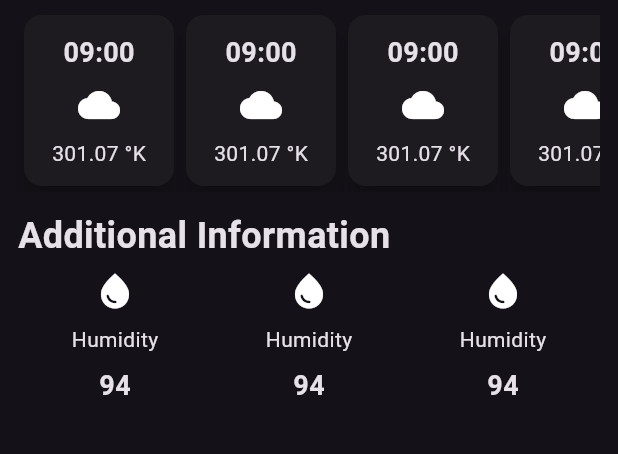
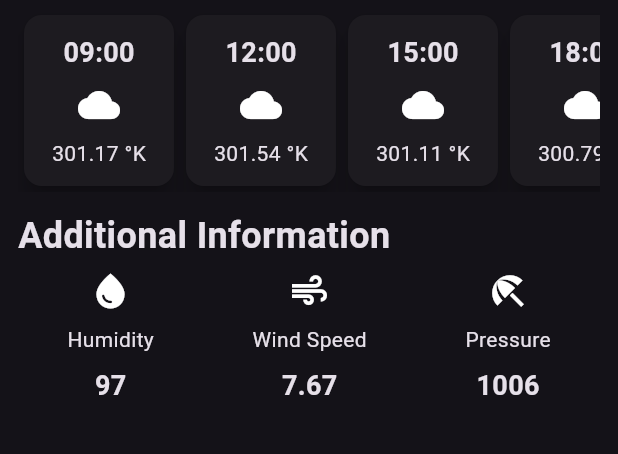
Before and after one commit to avadhksapariya/weather-app, a Flutter app: the screen it shows after launch, on a phone screen of 412 x 824 dp, the part 459-913 px from its top. Run offline on Flutter 3.47's test engine with Material 3 defaults, Android fonts, the phone set to English and light mode, and no system bars.

Commit message:
Improvements in both custom widgets.

```diff
--- a/lib/custom_info_card.dart
+++ /dev/null
@@ -1,24 +0,0 @@
-import 'package:flutter/material.dart';
-
-class OtherInfoCard extends StatelessWidget {
-  const OtherInfoCard({
-    super.key,
-  });
-
-  @override
-  Widget build(BuildContext context) {
-    return const Column(
-      children: [
-        Icon(Icons.water_drop, size: 28,),
-        SizedBox(
-          height: 8,
-        ),
-        Text('Humidity'),
-        SizedBox(
-          height: 8,
-        ),
-        Text('94', style: TextStyle(fontSize: 18, fontWeight: FontWeight.bold),),
-      ],
-    );
-  }
-}
--- /dev/null
+++ b/lib/customs/custom_info_card.dart
@@ -0,0 +1,31 @@
+import 'package:flutter/material.dart';
+
+class OtherInfoCard extends StatelessWidget {
+  const OtherInfoCard({
+    super.key,
+    required this.icon,
+    required this.label,
+    required this.value
+  });
+
+  final IconData icon;
+  final String label;
+  final String value;
+
+  @override
+  Widget build(BuildContext context) {
+    return Column(
+      children: [
+        Icon(icon, size: 28,),
+        const SizedBox(
+          height: 8,
+        ),
+        Text(label),
+        const SizedBox(
+          height: 8,
+        ),
+        Text(value, style: const TextStyle(fontSize: 18, fontWeight: FontWeight.bold),),
+      ],
+    );
+  }
+}
--- a/lib/custom_weather_card.dart
+++ b/lib/customs/custom_weather_card.dart
@@ -1,7 +1,11 @@
 import 'package:flutter/material.dart';
 
 class HourlyForecastCard extends StatelessWidget {
-  const HourlyForecastCard({super.key});
+  const HourlyForecastCard({super.key, required this.time, required this.icon, required this.temperature});
+
+  final String time;
+  final IconData icon;
+  final String temperature;
 
   @override
   Widget build(BuildContext context) {
@@ -13,17 +17,17 @@ class HourlyForecastCard extends StatelessWidget {
         decoration: BoxDecoration(
           borderRadius: BorderRadius.circular(12),
         ),
-        child: const Column(
+        child: Column(
           children: [
-            Text('09:00', style: TextStyle(fontSize: 18, fontWeight: FontWeight.bold),),
-            SizedBox(
+            Text(time, style: const TextStyle(fontSize: 18, fontWeight: FontWeight.bold),),
+            const SizedBox(
               height: 8,
             ),
-            Icon(Icons.cloud, size: 28,),
-            SizedBox(
+            Icon(icon, size: 28,),
+            const SizedBox(
               height: 8,
             ),
-            Text('301.07 °K'),
+            Text(temperature),
           ],
         ),
       ),
--- a/lib/weather_screen.dart
+++ b/lib/weather_screen.dart
@@ -1,9 +1,9 @@
 import 'dart:ui';
 
 import 'package:flutter/material.dart';
-import 'package:weather_app/custom_weather_card.dart';
+import 'package:weather_app/customs/custom_weather_card.dart';
 
-import 'custom_info_card.dart';
+import 'customs/custom_info_card.dart';
 
 class WeatherScreen extends StatelessWidget {
   const WeatherScreen({super.key});
@@ -63,11 +63,11 @@ class WeatherScreen extends StatelessWidget {
               scrollDirection: Axis.horizontal,
               child: Row(
                 children: [
-                  HourlyForecastCard(),
-                  HourlyForecastCard(),
-                  HourlyForecastCard(),
-                  HourlyForecastCard(),
-                  HourlyForecastCard(),
+                  HourlyForecastCard(time: '09:00', icon: Icons.cloud, temperature: '301.17 °K',),
+                  HourlyForecastCard(time: '12:00', icon: Icons.cloud, temperature: '301.54 °K',),
+                  HourlyForecastCard(time: '15:00', icon: Icons.cloud, temperature: '301.11 °K',),
+                  HourlyForecastCard(time: '18:00', icon: Icons.cloud, temperature: '300.79 °K',),
+                  HourlyForecastCard(time: '21:00', icon: Icons.cloud, temperature: '300.23 °K',),
                 ],
               ),
             ),
@@ -82,9 +82,9 @@ class WeatherScreen extends StatelessWidget {
             const Row(
               mainAxisAlignment: MainAxisAlignment.spaceAround,
               children: [
-                OtherInfoCard(),
-                OtherInfoCard(),
-                OtherInfoCard(),
+                OtherInfoCard(icon: Icons.water_drop, label: 'Humidity', value: '97',),
+                OtherInfoCard(icon: Icons.air, label: 'Wind Speed', value: '7.67'),
+                OtherInfoCard(icon: Icons.beach_access, label: 'Pressure', value: '1006'),
               ],
             ),
           ],
```
